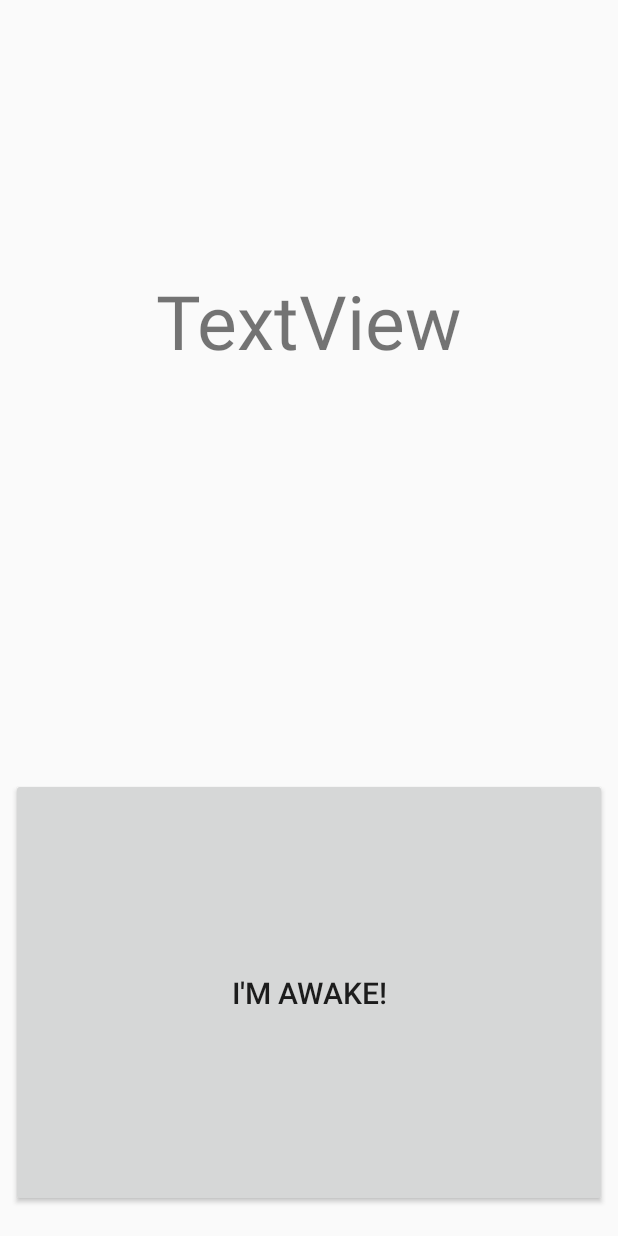
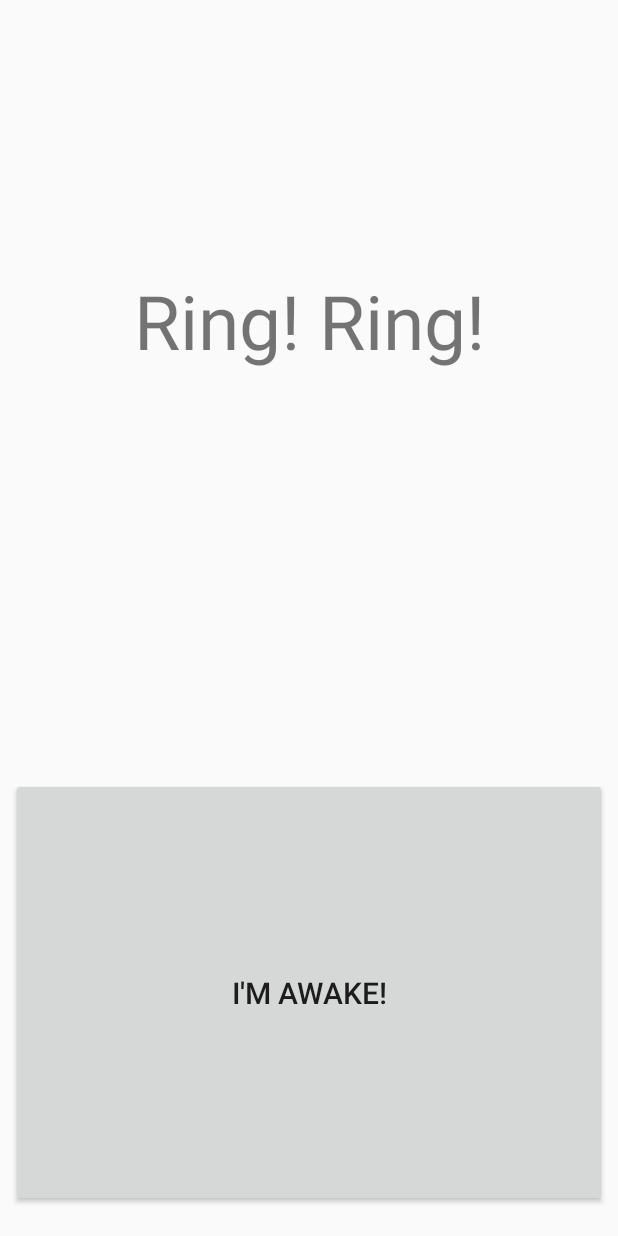
Before and after one commit to themask025/My-Alarm-clock, an Android app: the RingAlarmActivity screen opened directly, with no data from a screen before it, on a phone screen of 412 x 824 dp. Run offline under Robolectric (Android 15) with nearby library versions, the phone set to English and light mode, and no system bars.

Commit message:
Crash fixed

```diff
--- a/app/src/main/java/com/example/myalarmclock/RingAlarmActivity.java
+++ b/app/src/main/java/com/example/myalarmclock/RingAlarmActivity.java
@@ -30,7 +30,7 @@ public class RingAlarmActivity extends Activity {
         context = this;
         myDB = new DatabaseHelper(this);
         calendar = Calendar.getInstance();
-        displayTime.setText(String.format("%02d:%02d", calendar.get(Calendar.HOUR_OF_DAY), calendar.get(Calendar.MINUTE)));
+        //displayTime.setText(String.format("%02d:%02d", calendar.get(Calendar.HOUR_OF_DAY), calendar.get(Calendar.MINUTE)));
         btnFinish.setOnClickListener(new View.OnClickListener() {
             @Override
             public void onClick(View v) {
--- a/app/src/main/java/com/example/myalarmclock/TimerActivity.java
+++ b/app/src/main/java/com/example/myalarmclock/TimerActivity.java
@@ -86,7 +86,8 @@ public class TimerActivity extends Activity {
             public void onClick(View v) {
 
                 myCountDownTimer.cancel();
-
+                if(media_song2.isPlaying())
+                    media_song2.stop();
             }
         });
 
--- a/app/src/main/res/layout/activity_ring_alarm.xml
+++ b/app/src/main/res/layout/activity_ring_alarm.xml
@@ -23,7 +23,7 @@
         android:layout_width="wrap_content"
         android:layout_height="wrap_content"
         android:layout_marginTop="180dp"
-        android:text="TextView"
+        android:text="Ring! Ring!"
         android:textSize="50sp"
         app:layout_constraintEnd_toEndOf="parent"
         app:layout_constraintStart_toStartOf="parent"
```
